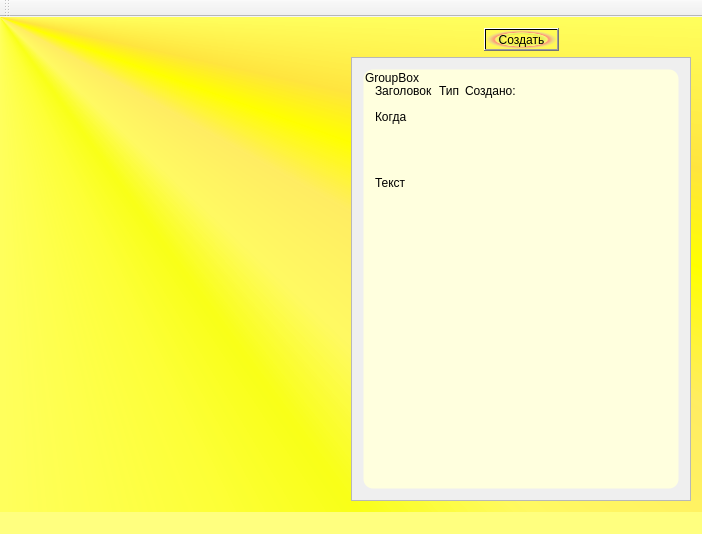
MattyMatiss/MattyNotesOld, file MattyNotes/mattynotes.ui: the form before one commit.
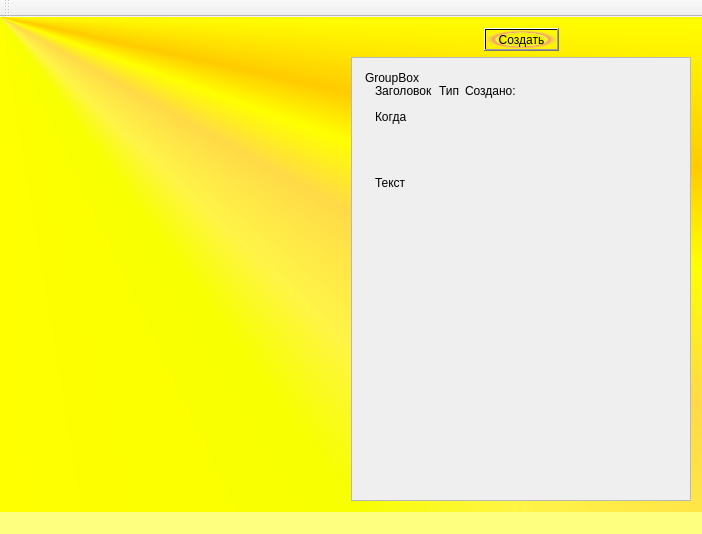
The form after the commit. Icons and pictures are not drawn.

```diff
--- a/MattyNotes/mattynotes.ui
+++ b/MattyNotes/mattynotes.ui
@@ -19,7 +19,7 @@
   <widget class="QWidget" name="centralWidget">
    <property name="styleSheet">
     <string notr="true">#centralWidget {
-background-color: qconicalgradient(cx:0, cy:0, angle:135, stop:0 rgba(255, 255, 0, 69), stop:0.375 rgba(255, 255, 0, 69), stop:0.423533 rgba(251, 255, 0, 145), stop:0.45 rgba(247, 255, 0, 208), stop:0.477581 rgba(255, 244, 71, 130), stop:0.518717 rgba(255, 218, 71, 130), stop:0.55 rgba(255, 255, 0, 255), stop:0.57754 rgba(255, 203, 0, 130), stop:0.625 rgba(255, 255, 0, 69), stop:1 rgba(255, 255, 0, 69));}</string>
+background-color: qconicalgradient(cx:0, cy:0, angle:135, stop:0 rgba(255, 255, 0, 255), stop:0.375 rgba(255, 255, 0, 255), stop:0.423533 rgba(251, 255, 0, 255), stop:0.45 rgba(247, 255, 0, 255), stop:0.477581 rgba(255, 244, 71, 255), stop:0.518717 rgba(255, 218, 71, 255), stop:0.55 rgba(255, 255, 0, 255), stop:0.57754 rgba(255, 203, 0, 255), stop:0.625 rgba(255, 255, 0, 255), stop:1 rgba(255, 255, 0, 255));}</string>
    </property>
    <layout class="QGridLayout" name="gridLayout">
     <item row="0" column="1">
@@ -102,7 +102,11 @@
                  </size>
                 </property>
                 <property name="styleSheet">
-                 <string notr="true">#groupBox { background-color: rgb(255, 255, 222);
+                 <string notr="true">#groupBox { 
+background-image: url(:/MattyNotes/NoteBackground450.png);
+background-repeat: no-repeat;
+background-position: bottom right;
+background-size: 10px; 
 border: 1px solid transparent;
 border-radius: 10px;}</string>
                 </property>
@@ -198,6 +202,19 @@
                        </property>
                       </widget>
                      </item>
+                     <item>
+                      <spacer name="horizontalSpacer_2">
+                       <property name="orientation">
+                        <enum>Qt::Horizontal</enum>
+                       </property>
+                       <property name="sizeHint" stdset="0">
+                        <size>
+                         <width>40</width>
+                         <height>20</height>
+                        </size>
+                       </property>
+                      </spacer>
+                     </item>
                     </layout>
                    </item>
                    <item>
```
Left out of the diff: 3 changed lines with no effect on the pictures.
